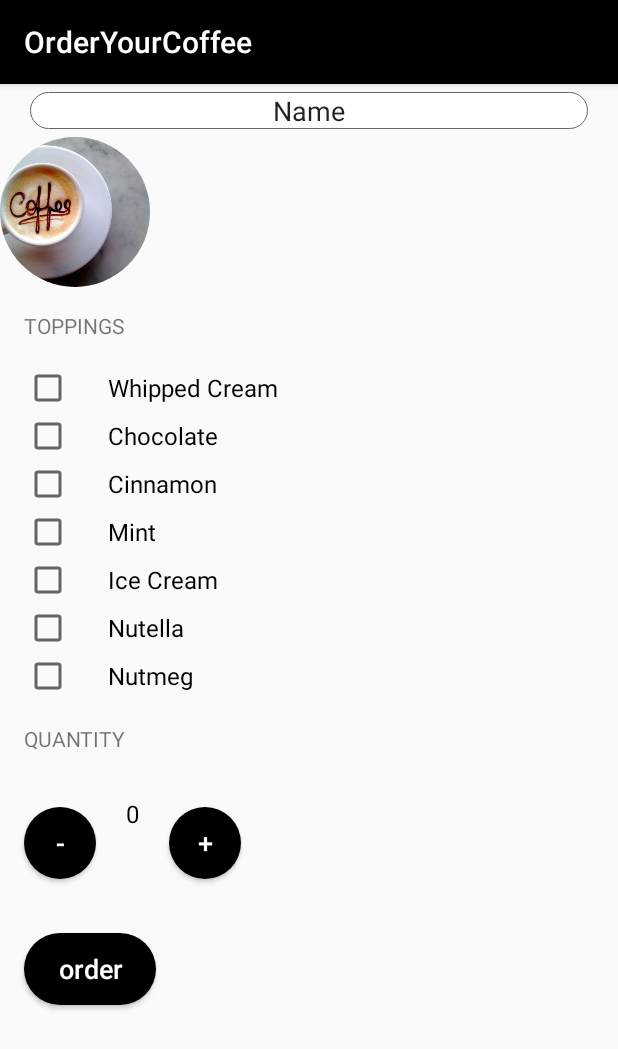
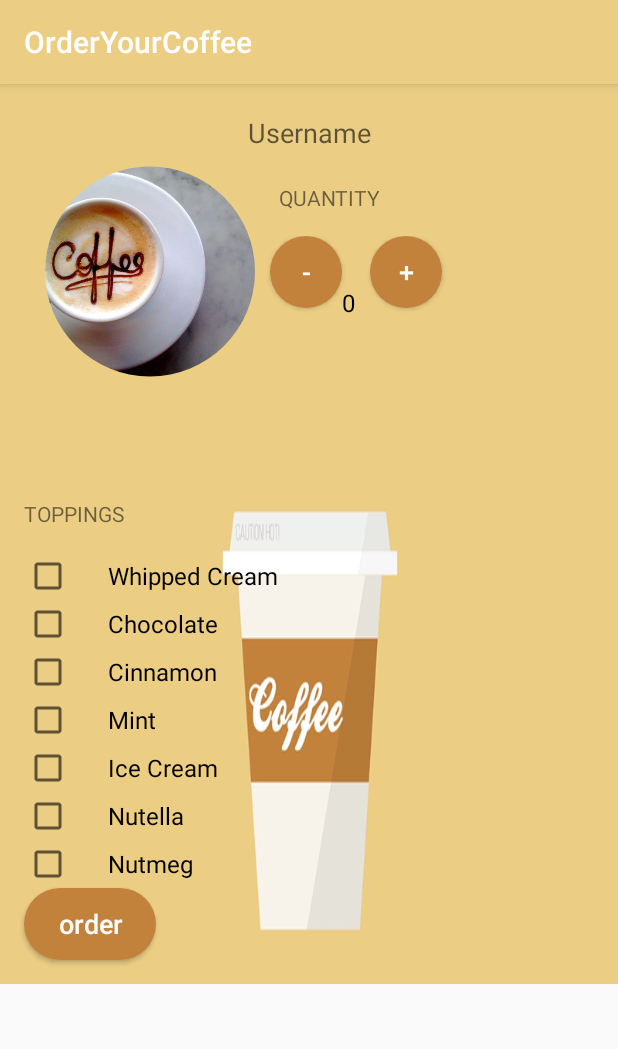
Before and after one commit to MayankSingh1993/JustJava, an Android app: the screen it shows after launch (MainActivity), on a phone screen of 412 x 824 dp. Shown: the top 1049 px of the screen. Run offline under Robolectric (Android 15) with nearby library versions, the phone set to English and light mode, and no system bars; our stand-ins replace CircleImageView.

Commit message:
Change in ui.

```diff
--- a/app/src/main/res/drawable/button_style.xml
+++ b/app/src/main/res/drawable/button_style.xml
@@ -3,7 +3,7 @@
     <item>
         <shape android:shape="rectangle">
             <corners android:radius="200dp"/>
-            <gradient android:startColor="#000000" android:centerColor="#000000" android:endColor="#000000"/>
+            <gradient android:startColor="#C3823C" android:centerColor="#C3823C" android:endColor="#C3823C"/>
         </shape>
     </item>
 </selector>
--- /dev/null
+++ b/app/src/main/res/drawable/coffee_view_background.xml
@@ -0,0 +1,12 @@
+<?xml version="1.0" encoding="utf-8"?>
+<selector  xmlns:android="http://schemas.android.com/apk/res/android">
+    <item>
+        <shape android:shape="rectangle" >
+            <corners android:radius="150dp" />
+            <solid android:color="#FFFFFF"/>
+
+
+
+        </shape>
+    </item>
+</selector>
--- a/app/src/main/res/drawable/edittext_background.xml
+++ b/app/src/main/res/drawable/edittext_background.xml
@@ -4,6 +4,7 @@
         <shape android:shape="rectangle" >
             <corners android:radius="80dp" />
             <solid android:color="#FFFFFF"/>
+
             <stroke android:color="#666666" android:width=".5dp"/>
 
 
--- a/app/src/main/res/layout/activity_main.xml
+++ b/app/src/main/res/layout/activity_main.xml
@@ -8,27 +8,92 @@
 
     <LinearLayout
         android:layout_width="match_parent"
-        android:layout_height="match_parent"
+        android:layout_height="wrap_content"
         android:orientation="vertical"
+        android:background="@drawable/coffee800"
+
         tools:context="com.example.android.justjava.MainActivity">
 
         <EditText
             android:id="@+id/editText"
+            style="@style/editText_style"
+            android:layout_marginTop="20dp"
+            android:background="@null"
             android:layout_width="match_parent"
             android:layout_height="wrap_content"
             android:ems="10"
             android:inputType="textPersonName"
-            android:text="@string/name"
-            style="@style/editText_style"/>
+            android:hint="Username" />
 
-        <de.hdodenhof.circleimageview.CircleImageView
-            android:layout_width="100dp"
-            android:layout_height="100dp"
+        <LinearLayout
+            android:layout_width="match_parent"
+            android:layout_height="wrap_content"
+            android:layout_marginLeft="20dp"
+            android:layout_marginRight="20dp"
+            android:orientation="horizontal"
+            android:layout_weight="1"
+           >
 
-            android:src="@drawable/coffeemug">
+            <de.hdodenhof.circleimageview.CircleImageView
+                android:layout_width="150dp"
+                android:layout_height="150dp"
+               android:paddingLeft="10dp"
+                android:src="@drawable/coffeemug">
 
 
-        </de.hdodenhof.circleimageview.CircleImageView>
+            </de.hdodenhof.circleimageview.CircleImageView>
+
+            <LinearLayout
+                android:layout_width="match_parent"
+                android:layout_height="match_parent"
+                android:orientation="vertical">
+
+                <TextView
+                    android:id="@+id/t1"
+                    android:layout_width="match_parent"
+                    android:layout_height="wrap_content"
+                    android:layout_marginBottom="16dp"
+                    android:layout_marginLeft="16dp"
+                    android:layout_marginTop="16dp"
+
+                    android:text="@string/quantity"
+                    android:textAllCaps="true" />
+
+                <LinearLayout
+                    android:layout_width="match_parent"
+                    android:layout_height="match_parent"
+                    android:orientation="horizontal">
+
+                    <Button
+                        android:id="@+id/button2"
+                        style="@style/button_style1"
+                        android:layout_width="48dp"
+                        android:layout_height="48dp"
+
+                        android:onClick="decrement"
+                        android:text="@string/minus" />
+
+                    <TextView
+                        android:id="@+id/quantity_text_view"
+                        android:layout_width="wrap_content"
+                        android:layout_height="wrap_content"
+                        android:layout_marginTop="20dp"
+                        android:text="@string/quantity_text"
+                        android:textAllCaps="true"
+                        android:textColor="@android:color/black"
+                        android:textSize="16sp" />
+
+                    <Button
+                        android:id="@+id/button"
+                        style="@style/button_style1"
+                        android:layout_width="48dp"
+                        android:layout_height="48dp"
+                        android:onClick="increment"
+                        android:text="@string/plus" />
+                </LinearLayout>
+            </LinearLayout>
+
+        </LinearLayout>
 
 
         <TextView
@@ -59,6 +124,7 @@
             android:paddingLeft="24sp"
             android:text="@string/chocolate"
             android:textSize="16sp" />
+
         <CheckBox
             android:id="@+id/checkBox3"
             android:layout_width="wrap_content"
@@ -77,6 +143,7 @@
             android:paddingLeft="24sp"
             android:text="@string/mint"
             android:textSize="16sp" />
+
         <CheckBox
             android:id="@+id/checkBox5"
             android:layout_width="wrap_content"
@@ -95,6 +162,7 @@
             android:paddingLeft="24sp"
             android:text="@string/nutella"
             android:textSize="16sp" />
+
         <CheckBox
             android:id="@+id/checkBox7"
             android:layout_width="wrap_content"
@@ -105,66 +173,14 @@
             android:textSize="16sp" />
 
 
-
-
-        <TextView
-            android:id="@+id/t1"
-            android:layout_width="wrap_content"
-            android:layout_height="wrap_content"
-            android:layout_marginBottom="16dp"
-            android:layout_marginLeft="16dp"
-            android:layout_marginTop="16dp"
-            android:text="@string/quantity"
-            android:textAllCaps="true" />
-
-        <LinearLayout
-            android:layout_width="match_parent"
-            android:layout_height="wrap_content"
-            android:orientation="horizontal">
-
-            <Button
-                android:id="@+id/button2"
-                android:layout_width="48dp"
-                android:layout_height="48dp"
-                android:layout_marginBottom="16dp"
-                android:layout_marginLeft="16sp"
-style="@style/button_style1"
-                android:onClick="decrement"
-                android:text="-" />
-
-            <TextView
-                android:id="@+id/quantity_text_view"
-                android:layout_width="wrap_content"
-                android:layout_height="wrap_content"
-
-
-                android:text="0"
-                android:textAllCaps="true"
-                android:textColor="@android:color/black"
-                android:textSize="16sp" />
-
-            <Button
-                android:id="@+id/button"
-                style="@style/button_style1"
-                android:layout_width="48dp"
-                android:layout_height="48dp"
-                android:layout_marginBottom="16dp"
-
-                android:layout_marginRight="8dp"
-
-                android:onClick="increment"
-                android:text="+" />
-
-        </LinearLayout>
-
         <Button
             android:id="@+id/button3"
+            style="@style/button_style1"
             android:layout_width="wrap_content"
             android:layout_height="wrap_content"
             android:layout_marginBottom="16dp"
             android:layout_marginLeft="16dp"
             android:onClick="submitOrders"
-            style="@style/button_style1"
             android:text="@string/order" />
 
 
--- a/app/src/main/res/values/colors.xml
+++ b/app/src/main/res/values/colors.xml
@@ -1,6 +1,6 @@
 <?xml version="1.0" encoding="utf-8"?>
 <resources>
-    <color name="colorPrimary">#000000</color>
-    <color name="colorPrimaryDark">#000000</color>
-    <color name="colorAccent">#000000</color>
+    <color name="colorPrimary">#EBCD84</color>
+    <color name="colorPrimaryDark">#EBCD84</color>
+    <color name="colorAccent">#EBCD84</color>
 </resources>
--- a/app/src/main/res/values/strings.xml
+++ b/app/src/main/res/values/strings.xml
@@ -22,5 +22,8 @@
     <string name="above_100_coffee_message">You cannot have more then 100 coffee</string>
     <string name="thank_you">Thank You!</string>
     <string name="order_summary_email_subject">Only java for <xliff:g id="name" example="Amy">%s</xliff:g></string>
+    <string name="minus">-</string>
+    <string name="plus">+</string>
+    <string name="quantity_text">0</string>
 
 </resources>
--- a/app/src/main/res/values/styles.xml
+++ b/app/src/main/res/values/styles.xml
@@ -9,17 +9,15 @@
     </style>
     <style name="button_style1">
         <item name="android:background">@drawable/button_style</item>
-        <item name="android:layout_width">match_parent</item>
-        <item name="android:layout_height">48dp</item>
+
         <item name="android:textAllCaps">false</item>
         <item name="android:textSize">18sp</item>
-        <item name="android:layout_marginTop">20dp</item>
-        <item name="android:layout_marginBottom">20dp</item>
-        <item name="android:layout_marginLeft">20dp</item>
-        <item name="android:layout_marginRight">20dp</item>
+        <item name="android:layout_marginLeft">10dp</item>
+
         <item name="android:textColor">#ffffff</item>
 
     </style>
+
     <style name="button_style2">
         <item name="android:background">@drawable/button_style</item>
         <item name="android:layout_width">match_parent</item>
```
Also changed, not shown: app/src/main/res/drawable/coffe2.jpeg (added), app/src/main/res/drawable/coffee5.jpg (added), app/src/main/res/drawable/coffee800.gif (added), app/src/main/res/drawable/coffee_4.jpg (added), app/src/main/res/drawable/coffee_seven.jpg (added), app/src/main/res/drawable/coffeedefault.jpg (added), app/src/main/res/drawable/coffeehouse.png (added), app/src/main/res/drawable/images.jpg (added).
